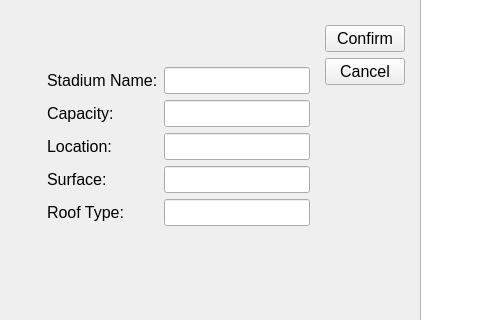
This is qt/app/mainwindow.ui in kboniadi/Lets_Play_Football as Qt 5 draws it before an edit; both pictures show x 0 to 480 and y 412 to 732 of the 1450 by 820 pixel window. The edited form follows.
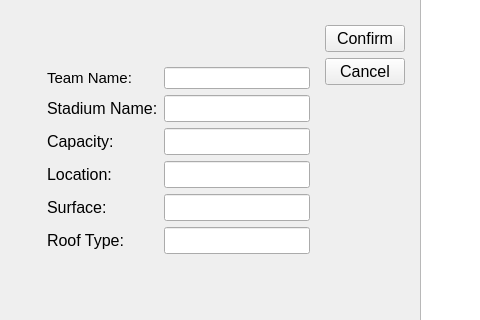
This is the edited form. The open tabs and pages were chosen to show the change.

Patch:
```diff
--- a/qt/app/mainwindow.ui
+++ b/qt/app/mainwindow.ui
@@ -1399,7 +1399,7 @@
                 <item row="3" column="0" rowspan="2" colspan="3">
                  <widget class="QWidget" name="formWidget_edit_stadium" native="true">
                   <layout class="QFormLayout" name="formLayout_5">
-                   <item row="0" column="0">
+                   <item row="1" column="0">
                     <widget class="QLabel" name="label_edit_stadium_name">
                      <property name="font">
                       <font>
@@ -1411,27 +1411,6 @@
                      </property>
                     </widget>
                    </item>
-                   <item row="0" column="1">
-                    <widget class="QLineEdit" name="LineEdit_edit_stadium_name">
-                     <property name="font">
-                      <font>
-                       <pointsize>12</pointsize>
-                      </font>
-                     </property>
-                    </widget>
-                   </item>
-                   <item row="1" column="0">
-                    <widget class="QLabel" name="label_edit_stadium_capacity">
-                     <property name="font">
-                      <font>
-                       <pointsize>12</pointsize>
-                      </font>
-                     </property>
-                     <property name="text">
-                      <string>Capacity:</string>
-                     </property>
-                    </widget>
-                   </item>
                    <item row="1" column="1">
                     <widget class="QLineEdit" name="LineEdit_edit_stadium_capacity">
                      <property name="font">
@@ -1442,14 +1421,14 @@
                     </widget>
                    </item>
                    <item row="2" column="0">
-                    <widget class="QLabel" name="label_edit_stadium_location">
+                    <widget class="QLabel" name="label_edit_stadium_capacity">
                      <property name="font">
                       <font>
                        <pointsize>12</pointsize>
                       </font>
                      </property>
                      <property name="text">
-                      <string>Location:</string>
+                      <string>Capacity:</string>
                      </property>
                     </widget>
                    </item>
@@ -1463,14 +1442,14 @@
                     </widget>
                    </item>
                    <item row="3" column="0">
-                    <widget class="QLabel" name="label_edit_stadium_surface">
+                    <widget class="QLabel" name="label_edit_stadium_location">
                      <property name="font">
                       <font>
                        <pointsize>12</pointsize>
                       </font>
                      </property>
                      <property name="text">
-                      <string>Surface:</string>
+                      <string>Location:</string>
                      </property>
                     </widget>
                    </item>
@@ -1484,6 +1463,27 @@
                     </widget>
                    </item>
                    <item row="4" column="0">
+                    <widget class="QLabel" name="label_edit_stadium_surface">
+                     <property name="font">
+                      <font>
+                       <pointsize>12</pointsize>
+                      </font>
+                     </property>
+                     <property name="text">
+                      <string>Surface:</string>
+                     </property>
+                    </widget>
+                   </item>
+                   <item row="4" column="1">
+                    <widget class="QLineEdit" name="lineEdit_edit_stadium_surface">
+                     <property name="font">
+                      <font>
+                       <pointsize>12</pointsize>
+                      </font>
+                     </property>
+                    </widget>
+                   </item>
+                   <item row="5" column="0">
                     <widget class="QLabel" name="label_edit_stadium_roof">
                      <property name="font">
                       <font>
@@ -1495,8 +1495,8 @@
                      </property>
                     </widget>
                    </item>
-                   <item row="4" column="1">
-                    <widget class="QLineEdit" name="LineEdit_edit_stadium_roof">
+                   <item row="5" column="1">
+                    <widget class="QLineEdit" name="lineEdit_edit_stadium_roof">
                      <property name="font">
                       <font>
                        <pointsize>12</pointsize>
@@ -1504,6 +1504,21 @@
                      </property>
                     </widget>
                    </item>
+                   <item row="0" column="0">
+                    <widget class="QLabel" name="label_edit_team">
+                     <property name="font">
+                      <font>
+                       <pointsize>11</pointsize>
+                      </font>
+                     </property>
+                     <property name="text">
+                      <string>Team Name: </string>
+                     </property>
+                    </widget>
+                   </item>
+                   <item row="0" column="1">
+                    <widget class="QLineEdit" name="lineEdit_edit_team"/>
+                   </item>
                   </layout>
                  </widget>
                 </item>
```
Left out of the diff: 6 changed lines with no effect on the pictures.
